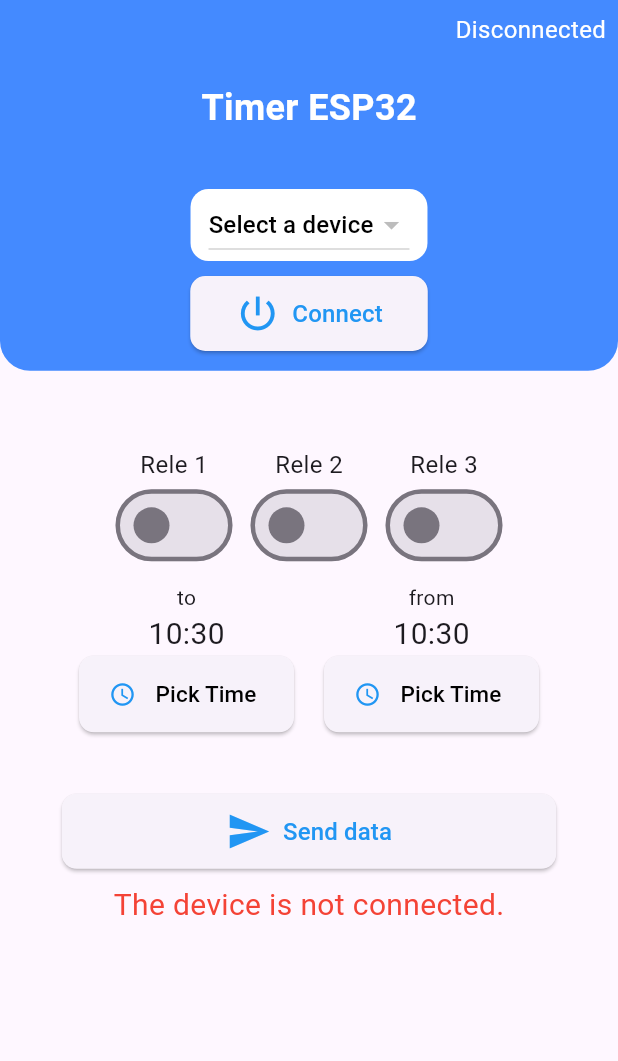
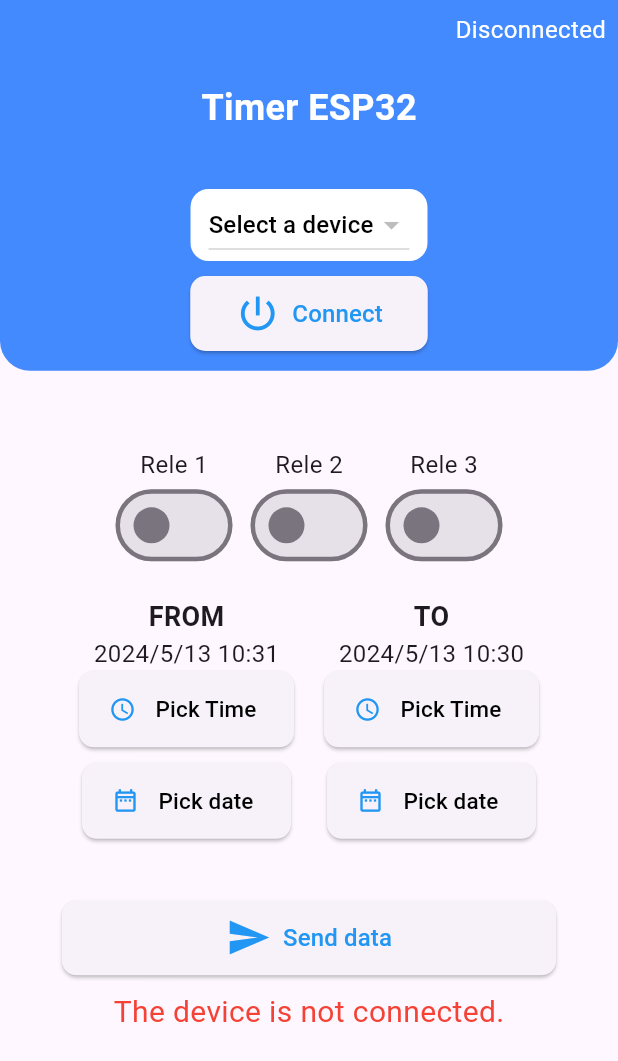
Before and after one commit to JuanDavidBarrero/Ble_timer_fluter, a Flutter app: the screen it shows after launch, after a tap on "Send data", on a phone screen of 412 x 824 dp. Shown: the top 1061 px of the screen. Run offline on Flutter 3.47's test engine with Material 3 defaults, Android fonts, the phone set to English and light mode, and no system bars; our stand-ins replace flutter_blue_plus.

Commit message:
new: now it can set the date and time

```diff
--- a/lib/widgets/custom_switch.dart
+++ b/lib/widgets/custom_switch.dart
@@ -41,8 +41,10 @@ class _CustomSwitchState extends State<CustomSwitch> {
         ),
         Text(
           widget.bottomText,
+          textAlign: TextAlign.center ,
           style: const TextStyle(fontSize: 10),
         ),
+        const SizedBox(height: 10),
       ],
     );
   }
--- a/lib/widgets/date_piker.dart
+++ b/lib/widgets/date_piker.dart
@@ -1,14 +1,16 @@
 import 'package:flutter/material.dart';
 
 class DatePicker extends StatelessWidget {
-  final TimeOfDay selectedTime;
+  final DateTime selectedTime;
   final String text;
   final Function() onPressed;
+  final Function() onPressedDate;
 
   const DatePicker({
     super.key,
     required this.selectedTime,
     required this.onPressed,
+    required this.onPressedDate,
     required this.text,
   });
 
@@ -16,10 +18,14 @@ class DatePicker extends StatelessWidget {
   Widget build(BuildContext context) {
     return Column(
       children: [
-        Text(text),
+        Text(text.toUpperCase(), style: const TextStyle(
+          fontSize: 18,
+          fontWeight: FontWeight.bold
+        ),),
+
         Text(
-          '${selectedTime.hour < 10 ? '0${selectedTime.hour}' : selectedTime.hour}:${selectedTime.minute < 10 ? '0${selectedTime.minute}' : selectedTime.minute}',
-          style: const TextStyle(fontSize: 20),
+          '${selectedTime.year}/${selectedTime.month}/${selectedTime.day} ${selectedTime.hour < 10 ? '0${selectedTime.hour}' : selectedTime.hour}:${selectedTime.minute < 10 ? '0${selectedTime.minute}' : selectedTime.minute}',
+          style: const TextStyle(fontSize: 16),
         ),
         ElevatedButton.icon(
           onPressed: onPressed,
@@ -42,6 +48,28 @@ class DatePicker extends StatelessWidget {
                 const EdgeInsets.symmetric(vertical: 10.0, horizontal: 20.0),
           ),
         ),
+        const SizedBox(height: 10),
+        ElevatedButton.icon(
+          onPressed: onPressedDate,
+          icon: const Icon(
+            Icons.date_range_outlined,
+            color: Colors.blue,
+          ),
+          label: const Padding(
+            padding: EdgeInsets.all(5.0),
+            child: Text(
+              'Pick date',
+              style: TextStyle(color: Colors.black, fontSize: 15),
+            ),
+          ),
+          style: ElevatedButton.styleFrom(
+            shape: RoundedRectangleBorder(
+              borderRadius: BorderRadius.circular(10.0),
+            ),
+            padding:
+                const EdgeInsets.symmetric(vertical: 10.0, horizontal: 20.0),
+          ),
+        ),
       ],
     );
   }
--- a/lib/widgets/time_picker.dart
+++ b/lib/widgets/time_picker.dart
@@ -1,5 +1,6 @@
 import 'dart:async';
 
+import 'package:ble_app_timer/widgets/date_piker.dart';
 import 'package:flutter/material.dart';
 import 'package:flutter_blue_plus/flutter_blue_plus.dart';
 import 'package:provider/provider.dart';
@@ -8,7 +9,6 @@ import 'package:ble_app_timer/provider/ble_provider.dart';
 
 import 'package:ble_app_timer/widgets/custom_button.dart';
 import 'package:ble_app_timer/widgets/custom_switch.dart';
-import 'package:ble_app_timer/widgets/date_piker.dart';
 
 class TimePicker extends StatefulWidget {
   const TimePicker({super.key});
@@ -19,8 +19,8 @@ class TimePicker extends StatefulWidget {
 }
 
 class _TimePickerState extends State<TimePicker> {
-  late TimeOfDay timeFrom;
-  late TimeOfDay timeTo;
+  DateTime toDate = DateTime.now();
+  DateTime fromDate = DateTime.now().add(const Duration(minutes: 1));
   bool datesMatch = false;
   String warningText = '';
   String warningDevice = '';
@@ -33,13 +33,6 @@ class _TimePickerState extends State<TimePicker> {
   bool isFeatureEnabled1 = false;
   bool isFeatureEnabled2 = false;
   Guid uuidWrite = Guid("d8520577-81ed-478c-a3ad-a810d65c064a");
-
-  @override
-  void initState() {
-    super.initState();
-    timeFrom = TimeOfDay.now();
-    timeTo = TimeOfDay.now();
-  }
 
   @override
   Widget build(BuildContext context) {
@@ -66,10 +59,11 @@ class _TimePickerState extends State<TimePicker> {
             : const Text(''),
         const SizedBox(height: 20),
         CustomButton(
-            icon: Icons.send,
-            text: 'Send data',
-            width: MediaQuery.of(context).size.width * 0.8,
-            onPressed: sendata),
+          icon: Icons.send,
+          text: 'Send data',
+          width: MediaQuery.of(context).size.width * 0.8,
+          onPressed: sendata,
+        ),
         const SizedBox(height: 10),
         Text(
           warningDevice,
@@ -126,37 +120,86 @@ class _TimePickerState extends State<TimePicker> {
       crossAxisAlignment: CrossAxisAlignment.center,
       children: [
         DatePicker(
-          selectedTime: timeTo,
-          text: 'to',
+          selectedTime: fromDate,
+          text: 'from',
+          onPressedDate: () async {
+            final newDate = await _showDatePicker(context, DateTime.now());
+            if (newDate != null) {
+              setState(() {
+                fromDate = DateTime(
+                  newDate.year,
+                  newDate.month,
+                  newDate.day,
+                  fromDate.hour,
+                  fromDate.minute,
+                  fromDate.second,
+                );
+
+                toDate = fromDate.add(const Duration(minutes: 1));
+              });
+            }
+          },
           onPressed: () async {
             await _showTimePicker((newTime) {
               setState(() {
-                timeTo = newTime;
-                if ((timeTo.hour > timeFrom.hour ||
-                    (timeTo.hour == timeFrom.hour &&
-                        timeTo.minute > timeFrom.minute))) {
-                  timeFrom =
-                      TimeOfDay(hour: timeTo.hour, minute: timeTo.minute + 1);
-                }
+                fromDate = DateTime(
+                  fromDate.year,
+                  fromDate.month,
+                  fromDate.day,
+                  newTime.hour,
+                  newTime.minute,
+                  fromDate.second,
+                );
+                toDate = fromDate.add(const Duration(minutes: 1));
               });
             });
           },
         ),
-        const SizedBox(
-          width: 20,
-        ),
+        const SizedBox(width: 20),
         DatePicker(
-          selectedTime: timeFrom,
-          text: 'from',
+          selectedTime: toDate,
+          text: 'to',
+          onPressedDate: () async {
+            final newDate = await _showDatePicker(context, DateTime.now());
+            if (newDate != null) {
+              setState(() {
+                toDate = DateTime(
+                  newDate.year,
+                  newDate.month,
+                  newDate.day,
+                  toDate.hour,
+                  toDate.minute,
+                  toDate.second,
+                );
+              });
+            }
+          },
           onPressed: () async {
             await _showTimePicker((newTime) {
               setState(() {
-                timeFrom = newTime;
+                toDate = DateTime(
+                  toDate.year,
+                  toDate.month,
+                  toDate.day,
+                  newTime.hour,
+                  newTime.minute,
+                  toDate.second,
+                );
               });
             });
           },
         ),
       ],
+    );
+  }
+
+  Future<DateTime?> _showDatePicker(
+      BuildContext context, DateTime initialDate) async {
+    return showDatePicker(
+      context: context,
+      initialDate: initialDate,
+      firstDate: DateTime(2000),
+      lastDate: DateTime(3000),
     );
   }
 
@@ -241,10 +284,18 @@ class _TimePickerState extends State<TimePicker> {
     }
 
     DateTime now = DateTime.now();
-    TimeOfDay currentTime = TimeOfDay(hour: now.hour, minute: now.minute);
 
-    if (timeFrom.hour < currentTime.hour || (timeFrom.hour == currentTime.hour && timeFrom.minute < currentTime.minute)) {
-       datesMatch = true;
+    if (toDate.year < now.year ||
+        (toDate.year == now.year && toDate.month < now.month) ||
+        (toDate.year == now.year &&
+            toDate.month == now.month &&
+            toDate.day < now.day) ||
+        (toDate.year == now.year &&
+            toDate.month == now.month &&
+            toDate.day == now.day &&
+            (toDate.hour < now.hour ||
+                (toDate.hour == now.hour && toDate.minute < now.minute)))) {
+      datesMatch = true;
       warningDevice = "";
       warningText = "The end time cannot be earlier than the current time";
       setState(() {});
@@ -265,10 +316,17 @@ class _TimePickerState extends State<TimePicker> {
     if (isFeatureEnabled1) data.add(15);
     if (isFeatureEnabled2) data.add(18);
 
-    data.add(timeTo.hour);
-    data.add(timeTo.minute);
-    data.add(timeFrom.hour);
-    data.add(timeFrom.minute);
+    data.add(fromDate.year % 100);
+    data.add(fromDate.month);
+    data.add(fromDate.day);
+    data.add(fromDate.hour);
+    data.add(fromDate.minute);
+
+    data.add(toDate.year % 100);
+    data.add(toDate.month);
+    data.add(toDate.day);
+    data.add(toDate.hour);
+    data.add(toDate.minute);
 
     await bleprovider.writeCharacteristic(uuidWrite, data);
 
```
